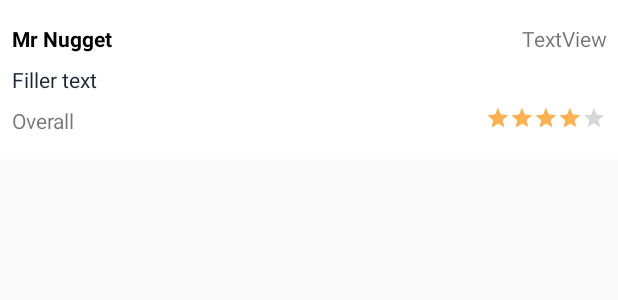
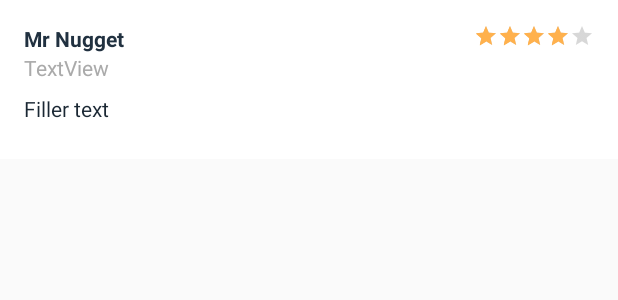
Before and after one commit to nathanhollows/NuggetNav, an Android app: the layout review.xml on its own in the app's theme, with its tools: preview values and no code run, on a phone screen of 412 x 824 dp. Shown: the top 300 px of the screen. Run offline under Robolectric (Android 15) with nearby library versions, the phone set to English and light mode, and no system bars.

Commit message:
Style store inline with #11 , new click action for reviews

```diff
--- a/app/src/main/AndroidManifest.xml
+++ b/app/src/main/AndroidManifest.xml
@@ -25,6 +25,7 @@
         <activity android:name=".CompassActivity"></activity>
         <activity android:name=".MainActivity"></activity>
         <activity android:name=".StoreActivity"></activity>
+        <activity android:name=".ReadReviewActivity"></activity>
     </application>
 
 </manifest>
--- a/app/src/main/java/com/nuggetwatch/nuggetnav/ReviewAdapter.java
+++ b/app/src/main/java/com/nuggetwatch/nuggetnav/ReviewAdapter.java
@@ -82,8 +82,8 @@ public class ReviewAdapter extends RecyclerView.Adapter<ReviewAdapter.ViewHolder
     }
 
     // convenience method for getting data at click position
-    String getItem(int id) {
-        return mData.get(id).toString();
+    ReviewModel getItem(int id) {
+        return mData.get(id);
     }
 
     // allows clicks events to be caught
--- a/app/src/main/java/com/nuggetwatch/nuggetnav/ReviewModel.java
+++ b/app/src/main/java/com/nuggetwatch/nuggetnav/ReviewModel.java
@@ -1,6 +1,8 @@
 package com.nuggetwatch.nuggetnav;
 
-public class ReviewModel {
+import java.io.Serializable;
+
+public class ReviewModel implements Serializable {
 
     private String webid;
     private String comments;
--- a/app/src/main/res/layout/review.xml
+++ b/app/src/main/res/layout/review.xml
@@ -6,14 +6,11 @@
     android:layout_height="wrap_content"
     android:background="@android:color/white"
     android:orientation="vertical"
-    android:paddingLeft="8dp"
-    android:paddingTop="16dp"
-    android:paddingRight="8dp"
-    android:paddingBottom="16dp">
+    android:padding="16sp">
 
     <LinearLayout
         android:layout_width="match_parent"
-        android:layout_height="match_parent"
+        android:layout_height="wrap_content"
         android:orientation="horizontal">
 
         <TextView
@@ -21,16 +18,35 @@
             android:layout_width="wrap_content"
             android:layout_height="wrap_content"
             android:text="Mr Nugget"
-            android:textColor="@android:color/black"
+            android:textColor="@color/colorPrimary"
             android:textStyle="bold" />
 
-        <TextView
-            android:id="@+id/date"
+        <RelativeLayout
             android:layout_width="match_parent"
             android:layout_height="wrap_content"
-            android:gravity="right"
-            android:text="TextView" />
+            android:gravity="right">
+
+            <RatingBar
+                android:id="@+id/overallBar"
+                style="@style/Widget.AppCompat.RatingBar.Small"
+                android:layout_width="wrap_content"
+                android:layout_height="wrap_content"
+                android:isIndicator="true"
+                android:numStars="5"
+                android:rating="4"
+                android:scaleX="1"
+                android:scaleY="1"
+                android:stepSize="1" />
+        </RelativeLayout>
+
     </LinearLayout>
+
+    <TextView
+        android:id="@+id/date"
+        android:layout_width="match_parent"
+        android:layout_height="wrap_content"
+        android:text="TextView"
+        android:textColor="@android:color/darker_gray" />
 
     <TextView
         android:id="@+id/comments"
@@ -47,36 +63,4 @@
         android:textSize="14sp"
         app:lineHeight="21sp" />
 
-    <LinearLayout
-        android:layout_width="match_parent"
-        android:layout_height="match_parent"
-        android:gravity="right"
-        android:orientation="horizontal">
-
-        <TextView
-            android:id="@+id/overall"
-            android:layout_width="wrap_content"
-            android:layout_height="wrap_content"
-            android:text="@string/overall" />
-
-        <RelativeLayout
-            android:layout_width="match_parent"
-            android:layout_height="match_parent"
-            android:gravity="right">
-
-            <RatingBar
-                android:id="@+id/overallBar"
-                style="?android:attr/ratingBarStyleSmall"
-                android:layout_width="wrap_content"
-                android:layout_height="wrap_content"
-                android:isIndicator="true"
-                android:numStars="5"
-                android:rating="4"
-                android:scaleX="1"
-                android:scaleY="1"
-                android:stepSize="1" />
-        </RelativeLayout>
-
-    </LinearLayout>
-
 </LinearLayout>
```
Also changed, not shown: app/src/main/java/com/nuggetwatch/nuggetnav/ReadReviewActivity.java (added, +14 -0 lines), app/src/main/java/com/nuggetwatch/nuggetnav/StoreActivity.java (+7 -4 lines), app/src/main/res/layout/activity_store.xml (+6 -7 lines), app/src/main/res/layout/price.xml (+5 -2 lines).
